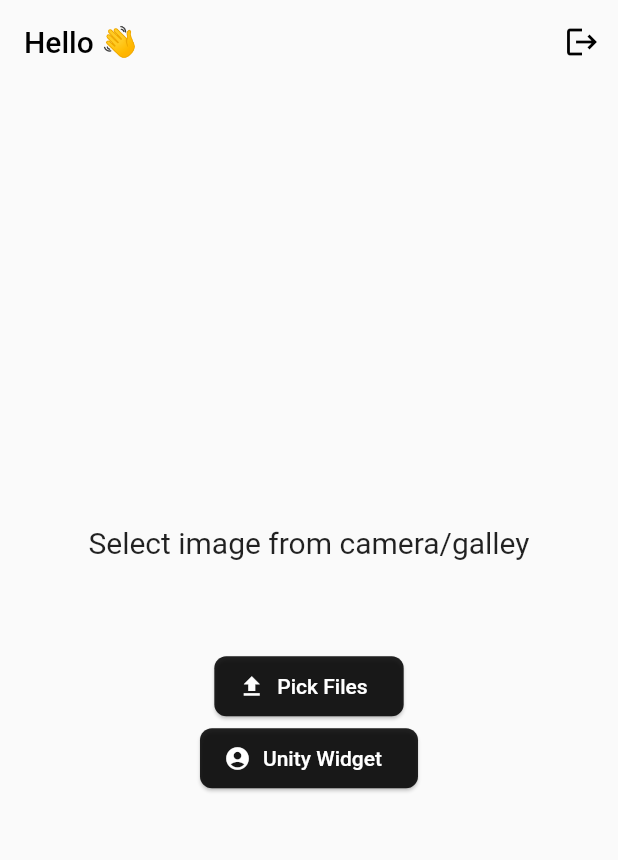
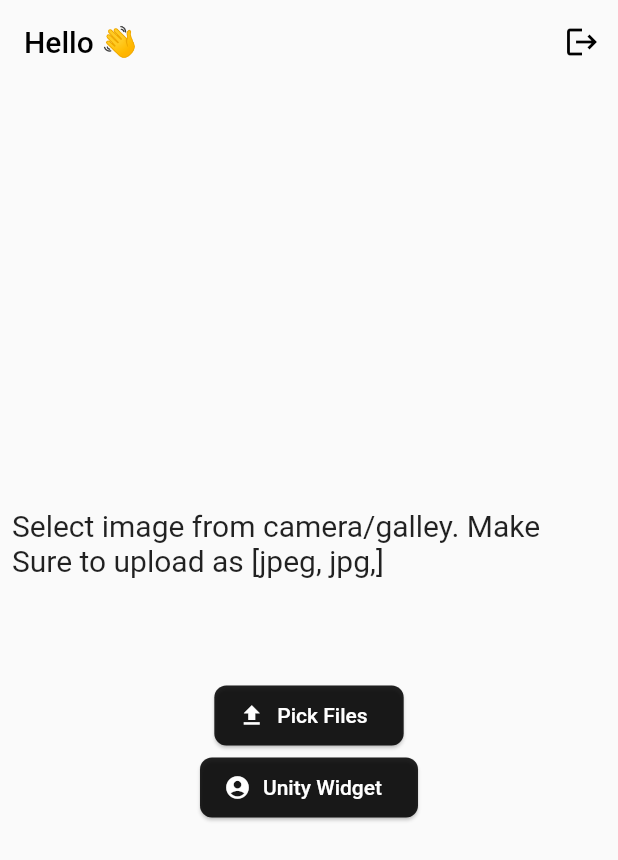
Before and after one commit to Bhavukarora03/rjwada, a Flutter app: the HomeScreen screen opened directly, on a phone screen of 412 x 824 dp. Shown: the top 860 px of the screen. Run offline on Flutter 3.47's test engine with Material 2 defaults, Android fonts, the phone set to English and light mode, and no system bars; our stand-ins replace animated_splash_screen, cool_alert, firebase_auth, firebase_core, flutter_image_compress, flutter_signin_button and 9 more; missing offline and left inert: flutter_unity_widget, pointer_interceptor; accounts and stored records are empty.

Commit message:
final changes

```diff
--- a/lib/UI/authentication_page.dart
+++ b/lib/UI/pages/authentication_page.dart
@@ -4,7 +4,6 @@ import 'package:flutter_signin_button/button_list.dart';
 import 'package:flutter_signin_button/button_view.dart';
 import 'package:get/get.dart';
 import 'package:intl_phone_field/intl_phone_field.dart';
-import 'package:overlay_support/overlay_support.dart';
 import 'package:rjwada/Getx/getx_controller.dart';
 
 class AuthenticatonPage extends StatefulWidget {
@@ -66,7 +65,10 @@ class _AuthenticatonPageState extends State<AuthenticatonPage> {
                       shape: const RoundedRectangleBorder(
                           borderRadius: BorderRadius.all(Radius.circular(8)))),
                   onPressed: () {
-                    CoolAlert.show(context: context, type: CoolAlertType.loading,);
+                    CoolAlert.show(
+                      context: context,
+                      type: CoolAlertType.loading,
+                    );
                     Get.find<DataController>()
                         .registerUserWithPhone(phoneNumber);
                   },
--- a/lib/UI/home_page.dart
+++ b/lib/UI/pages/home_page.dart
@@ -3,7 +3,7 @@ import 'package:flutter/material.dart';
 import 'package:get/get.dart';
 import 'package:image_picker/image_picker.dart';
 import 'package:rjwada/Getx/getx_controller.dart';
-import 'package:rjwada/UI/unity.dart';
+import 'package:rjwada/UI/unitygame_page.dart';
 import 'package:shared_preferences/shared_preferences.dart';
 
 class HomeScreen extends StatefulWidget {
@@ -25,10 +25,10 @@ class _HomeScreenState extends State<HomeScreen> {
 
   initializeValues() async {
     prefs = await SharedPreferences.getInstance();
-    var userName = prefs?.getString("name");
+    var user = prefs?.getString("name");
 
     setState(() {
-      userName = userName;
+      userName = user!;
     });
   }
 
@@ -47,14 +47,14 @@ class _HomeScreenState extends State<HomeScreen> {
                 icon: const Icon(Icons.logout))
           ],
           automaticallyImplyLeading: false,
-          title: userName == null
+          title: userName == ''
               ? const Text(
                   "Hello 👋",
                   style: TextStyle(color: Colors.black),
                 )
               : Text(
-                  'Hello 👋 $userName',
-                  style: TextStyle(color: Colors.black),
+                  'Hello, $userName 👋',
+                  style: const TextStyle(color: Colors.black),
                 )),
       body: Column(
         mainAxisAlignment: MainAxisAlignment.center,
@@ -62,9 +62,13 @@ class _HomeScreenState extends State<HomeScreen> {
           Obx(
             () => imageController.compressImagePath.value == ''
                 ? const Center(
-                    child: Text(
-                      'Select image from camera/galley',
-                      style: TextStyle(fontSize: 20),
+                    child: Padding(
+                      padding: EdgeInsets.all(8.0),
+                      child: Text(
+                        'Select image from camera/galley.'
+                            ' Make Sure to upload as [jpeg, jpg,]',
+                        style: TextStyle(fontSize: 20),
+                      ),
                     ),
                   )
                 : Center(
@@ -84,7 +88,7 @@ class _HomeScreenState extends State<HomeScreen> {
                     ),
                   ),
           ),
-          SizedBox(
+          const SizedBox(
             height: 60,
           ),
           ElevatedButton.icon(
@@ -93,12 +97,8 @@ class _HomeScreenState extends State<HomeScreen> {
                 shape: const RoundedRectangleBorder(
                     borderRadius: BorderRadius.all(Radius.circular(8)))),
             onPressed: () {
-
-
-
               showModalBottomSheet(
-                isDismissible: true,
-
+                  isDismissible: true,
                   context: context,
                   builder: (context) {
                     return Wrap(children: [
@@ -106,7 +106,6 @@ class _HomeScreenState extends State<HomeScreen> {
                         title: const Text("Camera"),
                         leading: const Icon(Icons.camera_alt_sharp),
                         onTap: () {
-
                           imageController.getImage(ImageSource.camera);
                           Get.back();
                         },
```
Also changed, not shown: lib/Provider/img_provider.dart (deleted, +0 -23 lines), lib/UI/screens/otp_verification_screen.dart (renamed from lib/UI/otp_verification.dart, +6 -9 lines), lib/UI/screens/splash_screen.dart (renamed from lib/UI/splash_screen.dart, +3 -8 lines), lib/main.dart (+4 -5 lines), img.png (added), lib/UI/unitygame_page.dart (renamed from lib/UI/unity.dart), 1 other file.
